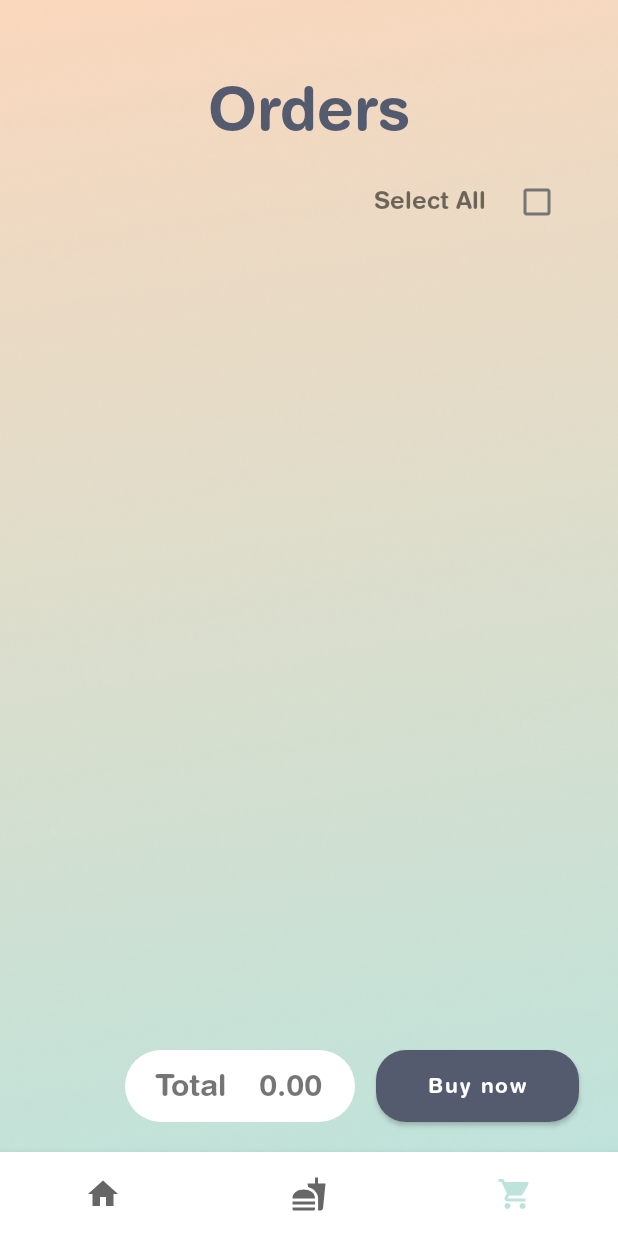
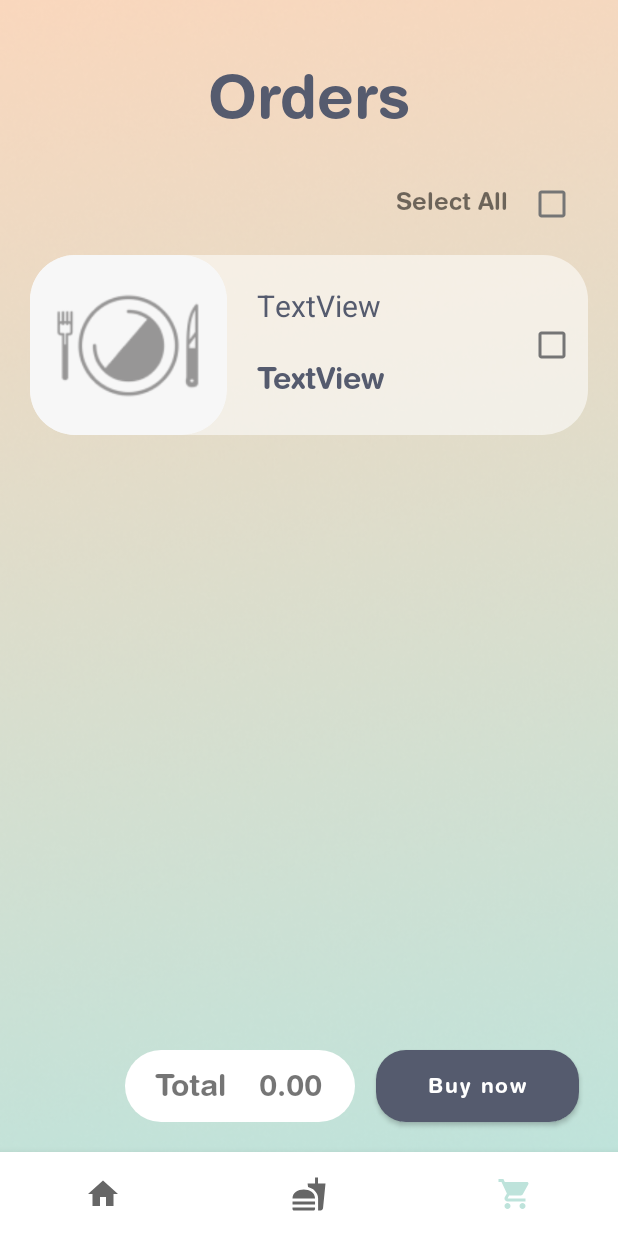
Before and after one commit to Fatima421/JaEstic, an Android app: the screen it shows after launch once a user with an empty profile is signed in (NavigationActivity), item 3 of the bottom bar chosen, on a phone screen of 412 x 824 dp. Run offline under Robolectric (Android 15) with nearby library versions, the phone set to English and light mode, and no system bars; our stand-ins replace Firebase (no records; nobody signed in at launch, a user with empty details on screens opened directly).

Commit message:
[JS-26] Add new border cell, delete cart icon and modify heart icon logic, also modify some constraints layouts

```diff
--- a/JaEstic_user/app/src/main/java/com/grup2/jaestic_user/Fragments/CartFragment.java
+++ b/JaEstic_user/app/src/main/java/com/grup2/jaestic_user/Fragments/CartFragment.java
@@ -49,15 +49,7 @@ public class CartFragment extends Fragment {
 
         // Create the categories array list
         arrayCartItems = new ArrayList<>();
-        /* arrayCartItems.add(new Dish(2, "", "Pizza", "", "12,90", (new Category())));
-        arrayCartItems.add(new Dish(2, "", "Pizza", "", "12,90", (new Category())));
-        arrayCartItems.add(new Dish(2, "", "Pizza", "", "12,90", (new Category())));
-        arrayCartItems.add(new Dish(2, "", "Pizza", "", "12,90", (new Category())));
-        arrayCartItems.add(new Dish(2, "", "Pizza", "", "12,90", (new Category())));
-        arrayCartItems.add(new Dish(2, "", "Pizza", "", "12,90", (new Category())));
-        arrayCartItems.add(new Dish(2, "", "Pizza", "", "12,90", (new Category())));
-        arrayCartItems.add(new Dish(2, "", "Pizza", "", "12,90", (new Category())));
-        */
+        arrayCartItems.add(new Dish("", "", "Pizza", "Pizzaaa", 12.90));
 
         // Create the RecyclerView
         recyclerView = v.findViewById(R.id.cartRecyclerView);
--- /dev/null
+++ b/JaEstic_user/app/src/main/res/drawable/custom_border_cell_transparent.xml
@@ -0,0 +1,14 @@
+<?xml version="1.0" encoding="UTF-8"?>
+<shape xmlns:android="http://schemas.android.com/apk/res/android">
+    <solid android:color="@color/backgroundCell"/>
+
+<!--    <stroke android:width="1dp"
+        android:color="@color/greyBlue"/>-->
+
+    <padding android:left="2dp"
+        android:top="2dp"
+        android:right="2dp"
+        android:bottom="2dp"/>
+
+    <corners android:radius="30dp" />
+</shape>
--- a/JaEstic_user/app/src/main/res/layout/cart.xml
+++ b/JaEstic_user/app/src/main/res/layout/cart.xml
@@ -5,32 +5,36 @@
     android:layout_width="match_parent"
     android:layout_height="140dp">
 
-    <androidx.constraintlayout.widget.ConstraintLayout
-        android:layout_width="match_parent"
-        android:layout_height="0dp"
+    <ImageView
+        android:id="@+id/cellCart"
+        android:layout_width="0dp"
+        android:layout_height="120dp"
+        android:layout_marginStart="20dp"
         android:layout_marginTop="10dp"
+        android:layout_marginEnd="20dp"
         android:layout_marginBottom="10dp"
-        android:background="@drawable/cart_item_bg"
         app:layout_constraintBottom_toBottomOf="parent"
-        app:layout_constraintTop_toTopOf="parent">
+        app:layout_constraintEnd_toEndOf="parent"
+        app:layout_constraintStart_toStartOf="parent"
+        app:layout_constraintTop_toTopOf="parent"
+        app:srcCompat="@drawable/custom_border_cell_transparent" />
 
     <CheckBox
         android:id="@+id/cmdCheckBox"
         android:layout_width="wrap_content"
         android:layout_height="wrap_content"
-            android:layout_marginEnd="20dp"
-            app:layout_constraintBottom_toBottomOf="parent"
-            app:layout_constraintEnd_toEndOf="parent"
-            app:layout_constraintTop_toTopOf="parent" />
+        app:layout_constraintBottom_toBottomOf="@+id/cellCart"
+        app:layout_constraintEnd_toEndOf="@+id/cellCart"
+        app:layout_constraintTop_toTopOf="@+id/cellCart" />
 
-        <ImageView
+    <com.google.android.material.imageview.ShapeableImageView
         android:id="@+id/cmdItemImage"
-            android:layout_width="0dp"
-            android:layout_height="wrap_content"
-            android:layout_marginStart="-7dp"
-            app:layout_constraintBottom_toBottomOf="parent"
-            app:layout_constraintStart_toStartOf="parent"
-            app:layout_constraintTop_toTopOf="parent"
+        android:layout_width="131dp"
+        android:layout_height="120dp"
+        app:layout_constraintBottom_toBottomOf="@+id/cellCart"
+        app:layout_constraintStart_toStartOf="@+id/cellCart"
+        app:layout_constraintTop_toTopOf="@+id/cellCart"
+        app:shapeAppearanceOverlay="@style/rounded_corner"
         app:srcCompat="@drawable/junk_food" />
 
     <TextView
@@ -38,13 +42,13 @@
         android:layout_width="0dp"
         android:layout_height="wrap_content"
         android:layout_marginStart="20dp"
-            android:layout_marginTop="16dp"
-            android:layout_marginBottom="41dp"
+        android:layout_marginTop="20dp"
+        android:layout_marginEnd="10dp"
         android:fontFamily="@font/helvetica_rounded"
         android:text="TextView"
         android:textColor="@color/greyBlue"
-            android:textSize="14dp"
-            app:layout_constraintBottom_toBottomOf="parent"
+        android:textSize="20sp"
+        app:layout_constraintEnd_toStartOf="@+id/cmdCheckBox"
         app:layout_constraintStart_toEndOf="@+id/cmdItemImage"
         app:layout_constraintTop_toBottomOf="@+id/cmdItemName" />
 
@@ -53,13 +57,14 @@
         android:layout_width="0dp"
         android:layout_height="wrap_content"
         android:layout_marginStart="20dp"
-            android:layout_marginTop="32dp"
-            android:fontFamily="@font/helvetica_rounded"
+        android:layout_marginTop="20dp"
+        android:layout_marginEnd="10dp"
+        android:fontFamily="@font/heebo"
         android:text="TextView"
         android:textColor="@color/greyBlue"
         android:textSize="20dp"
+        app:layout_constraintEnd_toStartOf="@+id/cmdCheckBox"
         app:layout_constraintStart_toEndOf="@+id/cmdItemImage"
-            app:layout_constraintTop_toTopOf="parent" />
-    </androidx.constraintlayout.widget.ConstraintLayout>
+        app:layout_constraintTop_toTopOf="@+id/cellCart" />
 
 </androidx.constraintlayout.widget.ConstraintLayout>
--- a/JaEstic_user/app/src/main/res/layout/fragment_cart.xml
+++ b/JaEstic_user/app/src/main/res/layout/fragment_cart.xml
@@ -15,7 +15,7 @@
             android:id="@+id/cartOrdersTitle"
             android:layout_width="wrap_content"
             android:layout_height="wrap_content"
-            android:layout_marginTop="48dp"
+            android:layout_marginTop="40dp"
             android:fontFamily="@font/helvetica_rounded"
             android:text="@string/orders"
 
@@ -29,16 +29,14 @@
             android:id="@+id/cartRecyclerView"
             android:layout_width="match_parent"
             android:layout_height="0dp"
-            android:layout_marginLeft="10dp"
-            android:layout_marginTop="160dp"
-            android:layout_marginRight="10dp"
+            android:layout_marginTop="70dp"
             android:clipToPadding="false"
             android:paddingBottom="75dp"
             app:layout_constraintBottom_toBottomOf="parent"
             app:layout_constraintEnd_toEndOf="parent"
             app:layout_constraintHorizontal_bias="0.157"
             app:layout_constraintStart_toStartOf="parent"
-            app:layout_constraintTop_toTopOf="parent">
+            app:layout_constraintTop_toBottomOf="@+id/cartOrdersTitle">
 
         </androidx.recyclerview.widget.RecyclerView>
 
@@ -46,8 +44,8 @@
             android:id="@+id/cartSelectAll"
             android:layout_width="wrap_content"
             android:layout_height="wrap_content"
-            android:layout_marginEnd="10dp"
-            android:layout_marginBottom="16dp"
+            android:layout_marginEnd="5dp"
+            android:layout_marginBottom="15dp"
             android:fontFamily="@font/helvetica_rounded"
             android:text="@string/selectAll"
             android:textSize="16dp"
@@ -59,8 +57,7 @@
             android:id="@+id/cartCheckBox"
             android:layout_width="wrap_content"
             android:layout_height="wrap_content"
-            android:layout_marginEnd="30dp"
-            android:layout_marginBottom="1dp"
+            android:layout_marginEnd="20dp"
             app:layout_constraintBottom_toTopOf="@+id/cartRecyclerView"
             app:layout_constraintEnd_toEndOf="parent" />
 
@@ -85,7 +82,7 @@
             android:layout_width="153dp"
             android:layout_height="48dp"
             android:layout_marginBottom="20dp"
-            android:src="@drawable/custom_border_cell"
+            android:src="@drawable/custom_border_cell_white"
             app:layout_constraintBottom_toBottomOf="parent"
             app:layout_constraintEnd_toStartOf="@+id/buyNowBtn"
             app:layout_constraintHorizontal_bias="0.855"
```
Also changed, not shown: JaEstic_user/app/src/main/java/com/grup2/jaestic_user/RecyclerViewAdapters/DishRecyclerViewAdapter.java (+4 -9 lines), JaEstic_user/app/src/main/res/layout/dish.xml (+9 -17 lines), JaEstic_user/app/src/main/res/layout/fragment_dish_details.xml (+46 -28 lines), JaEstic_user/app/src/main/res/drawable/custom_border_cell_white.xml (renamed from JaEstic_user/app/src/main/res/drawable/custom_border_cell.xml). Lines whose indentation alone changed are shown as unchanged.
